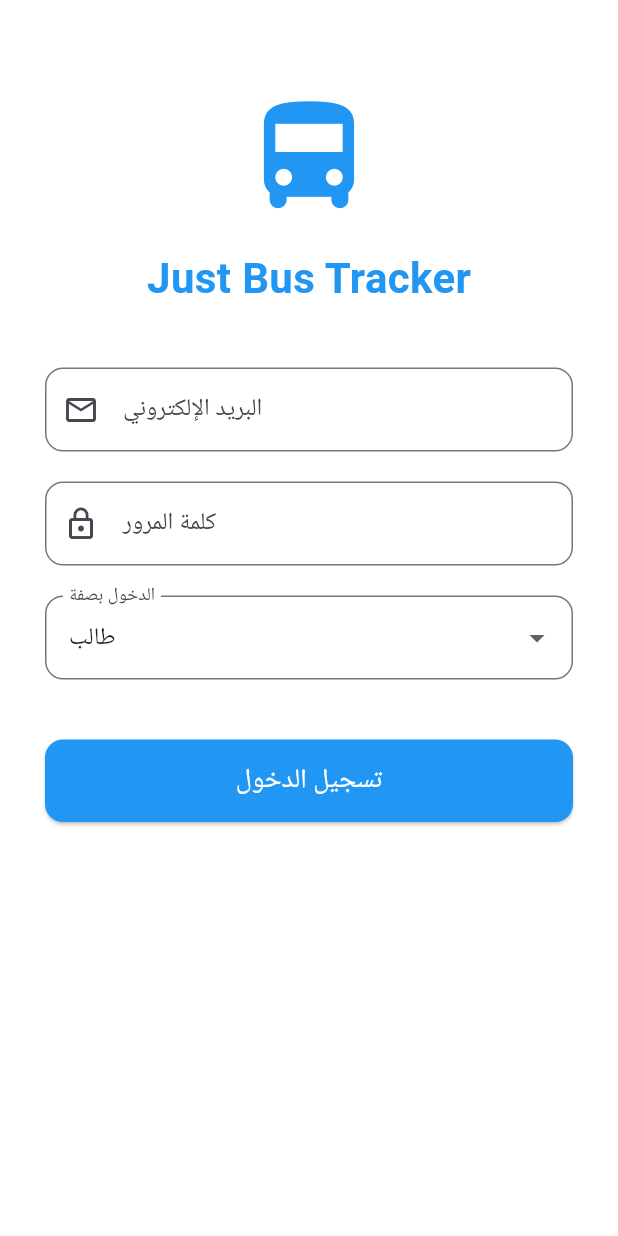
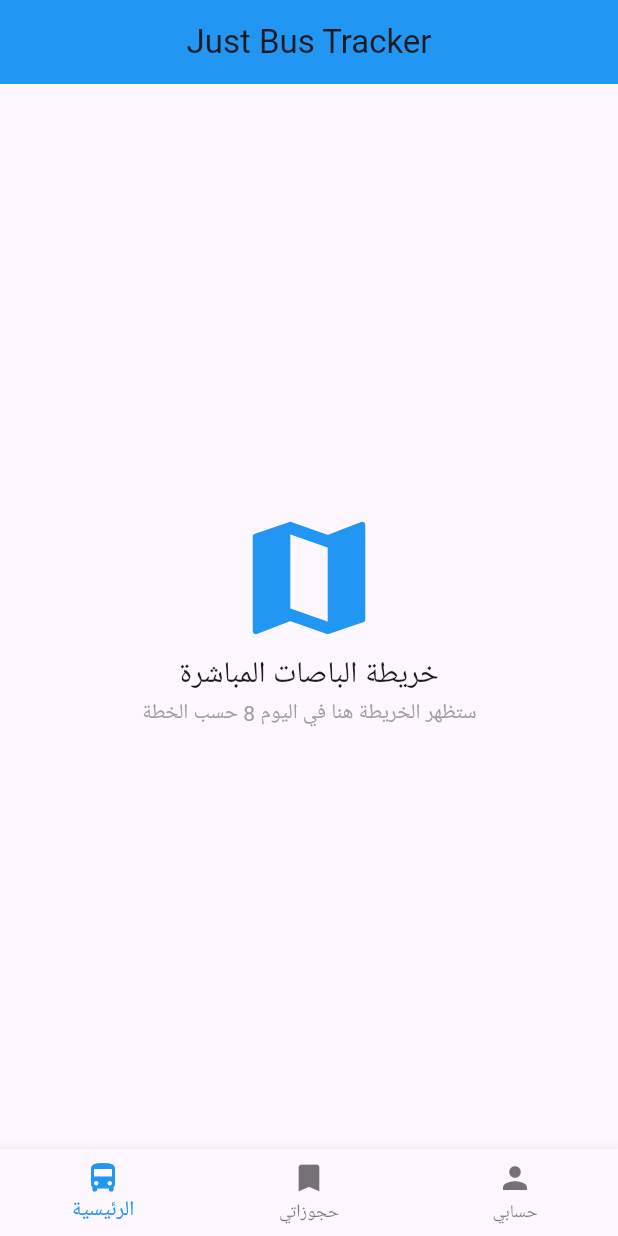
Before and after one commit to IbrahimAlk812/JustBusTracker, a Flutter app: the screen it shows after launch, on a phone screen of 412 x 824 dp. Run offline on Flutter 3.47's test engine with Material 3 defaults, Android fonts, the phone set to English and light mode, and no system bars; our stand-ins replace supabase_flutter; accounts and stored records are empty.

Commit message:
Mohammed: Day 2 - Student Home Structure and Navigation completed

```diff
--- a/lib/main.dart
+++ b/lib/main.dart
@@ -1,12 +1,11 @@
 import 'package:flutter/material.dart';
 import 'package:supabase_flutter/supabase_flutter.dart';
-import 'package:just_bus_tracker/screens/student/login_screen.dart';
+// تأكد من استيراد الشاشة الرئيسية للطالب فقط
+import 'package:just_bus_tracker/screens/student/student_home_screen.dart';
 
 void main() async {
-  // 1. ضمان تهيئة جميع خدمات فلاتر قبل تشغيل التطبيق
   WidgetsFlutterBinding.ensureInitialized();
 
-  // 2. ربط التطبيق بمشروع Supabase (البيانات التي أرسلها إبراهيم الكردي)
   await Supabase.initialize(
     url: 'https://regtuxnoulgwfpyegohc.supabase.co',
     anonKey: 'sb_publishable_yl_OWdKFQIhmuLIOba2V9A_FtoPMYev',
@@ -27,7 +26,8 @@ class MyApp extends StatelessWidget {
         primarySwatch: Colors.blue,
         useMaterial3: true,
       ),
-      home: const LoginScreen(),
+      // نقطة الانطلاق هي الشاشة التي تحتوي على الـ BottomNavigationBar
+      home: const StudentHomeScreen(),
     );
   }
 }
--- /dev/null
+++ b/lib/screens/student/bus_map_view.dart
@@ -0,0 +1,19 @@
+import 'package:flutter/material.dart';
+
+class BusMapView extends StatelessWidget {
+  const BusMapView({super.key});
+
+  @override
+  Widget build(BuildContext context) {
+    return const Center(
+      child: Column(
+        mainAxisAlignment: MainAxisAlignment.center,
+        children: [
+          Icon(Icons.map, size: 100, color: Colors.blue),
+          Text('خريطة الباصات المباشرة', style: TextStyle(fontSize: 20)),
+          Text('ستظهر الخريطة هنا في اليوم 8 حسب الخطة', style: TextStyle(color: Colors.grey)),
+        ],
+      ),
+    );
+  }
+}
--- /dev/null
+++ b/lib/screens/student/student_home_screen.dart
@@ -0,0 +1,62 @@
+import 'package:flutter/material.dart';
+import 'bus_map_view.dart';
+import 'my_reservations_view.dart';
+import 'profile_view.dart';
+
+class StudentHomeScreen extends StatefulWidget {
+  const StudentHomeScreen({super.key});
+
+  @override
+  State<StudentHomeScreen> createState() => _StudentHomeScreenState();
+}
+
+class _StudentHomeScreenState extends State<StudentHomeScreen> {
+  // المتغير الذي يحدد الشاشة المختارة حالياً
+  int _selectedIndex = 0;
+
+  // قائمة الشاشات التي سيتم التنقل بينها (سنقوم بتعبئتها لاحقاً)
+  static const List<Widget> _widgetOptions = <Widget>[
+    BusMapView(),        // بدلاً من النص القديم
+    MyReservationsView(), // بدلاً من النص القديم
+    ProfileView(),       // بدلاً من النص القديم
+  ];
+
+  void _onItemTapped(int index) {
+    setState(() {
+      _selectedIndex = index;
+    });
+  }
+
+  @override
+  Widget build(BuildContext context) {
+    return Scaffold(
+      appBar: AppBar(
+        title: const Text('Just Bus Tracker'),
+        backgroundColor: Colors.blue,
+        centerTitle: true,
+      ),
+      body: _widgetOptions.elementAt(_selectedIndex),
+
+      // هنا الجزء المطلوب لمهمة اليوم الثاني: شريط التنقل السفلي
+      bottomNavigationBar: BottomNavigationBar(
+        items: const <BottomNavigationBarItem>[
+          BottomNavigationBarItem(
+            icon: Icon(Icons.directions_bus),
+            label: 'الرئيسية',
+          ),
+          BottomNavigationBarItem(
+            icon: Icon(Icons.bookmark),
+            label: 'حجوزاتي',
+          ),
+          BottomNavigationBarItem(
+            icon: Icon(Icons.person),
+            label: 'حسابي',
+          ),
+        ],
+        currentIndex: _selectedIndex,
+        selectedItemColor: Colors.blue,
+        onTap: _onItemTapped,
+      ),
+    );
+  }
+}
```
Also changed, not shown: lib/screens/student/my_reservations_view.dart (added, +19 -0 lines), lib/screens/student/profile_view.dart (added, +19 -0 lines), 1 other file.
